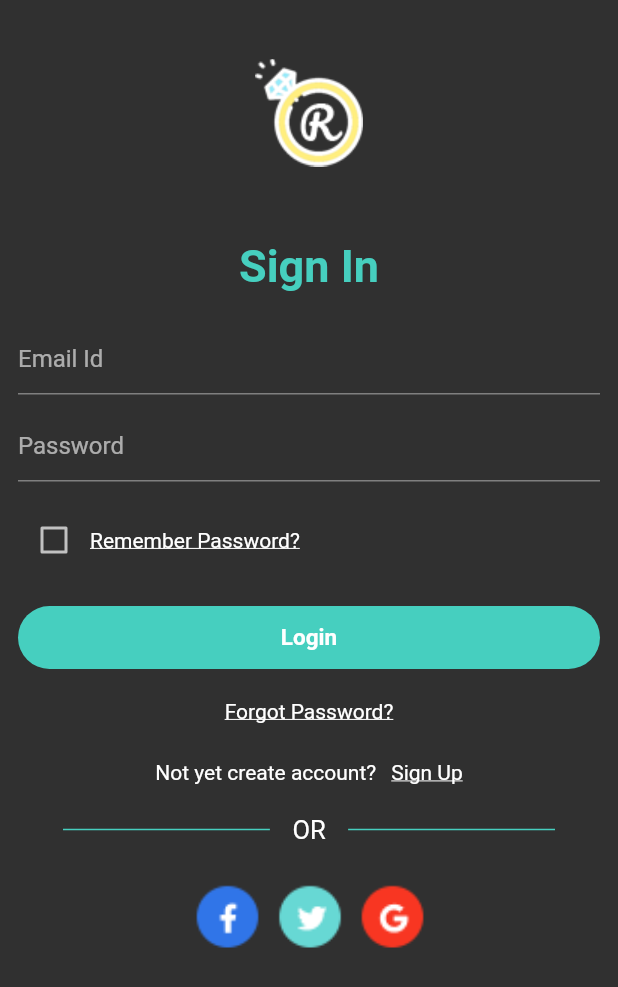
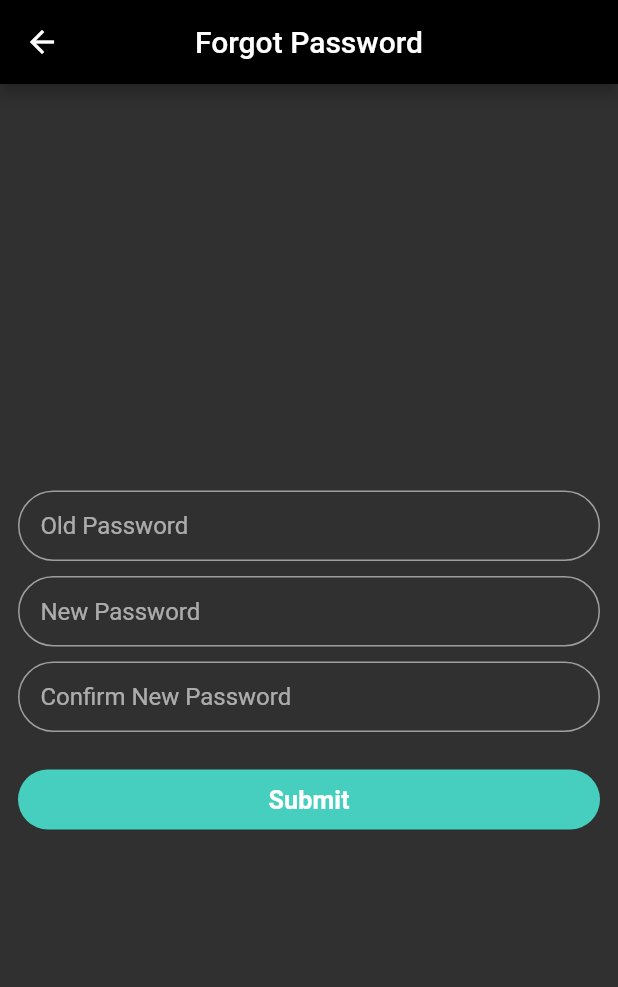
Before and after one commit to rushit5560/Jewellery_Store_Project, a Flutter app: the SignInScreen screen opened directly, after a tap on "Forgot Password?", on a phone screen of 412 x 824 dp. Shown: the top 987 px of the screen. Run offline on Flutter 3.47's test engine with Material 2 defaults, Android fonts, the phone set to English and light mode, and no system bars; our stand-ins replace carousel_slider, flutter_rating_bar, fluttertoast, get, google_maps_flutter, image_picker and 1 more; accounts and stored records are empty.

Commit message:
Change Password Api Integrate

```diff
--- /dev/null
+++ b/jewellery_store/lib/controller/change_password_screen_controller/change_password_screen_controller.dart
@@ -0,0 +1,61 @@
+import 'dart:convert';
+
+import 'package:fluttertoast/fluttertoast.dart';
+import 'package:get/get.dart';
+import 'package:jewellery_store/common/api_url.dart';
+import 'package:jewellery_store/models/change_password_screen_model/change_password_model.dart';
+import 'package:shared_preferences/shared_preferences.dart';
+import 'package:http/http.dart' as http;
+
+
+class ChangePasswordScreenController extends GetxController {
+  RxBool isLoading = false.obs;
+  RxBool isStatus = false.obs;
+  int? userId;
+
+  getForgotPasswordData(oldPass, newPass, cNewPass) async {
+    isLoading(true);
+    String url = ApiUrl.ChangePasswordApi;
+    print('Url : $url');
+
+    try{
+      Map data = {
+        "id": "$userId",
+        "oldpassword": "$oldPass",
+        "password": "$newPass",
+        "password_confirmation": "$cNewPass"
+      };
+      print('data : $data');
+
+      http.Response response = await http.post(Uri.parse(url), body: data);
+
+      ChangePasswordData changePasswordData = ChangePasswordData.fromJson(json.decode(response.body));
+      isStatus = changePasswordData.success.obs;
+
+      if(isStatus.value){
+        Fluttertoast.showToast(msg: "Password Change Successfully.");
+        Get.back();
+      } else {
+        Fluttertoast.showToast(msg: "${changePasswordData.message}");
+      }
+    } catch(e) {
+      print('Change Pass Error : $e');
+    } finally {
+      isLoading(false);
+    }
+  }
+
+
+  getUserDetailsFromPrefs() async {
+    SharedPreferences prefs = await SharedPreferences.getInstance();
+    userId = prefs.getInt('id');
+    print('UserId Add to Cart : $userId');
+  }
+
+  @override
+  void onInit() {
+    getUserDetailsFromPrefs();
+    super.onInit();
+  }
+
+}
--- /dev/null
+++ b/jewellery_store/lib/models/change_password_screen_model/change_password_model.dart
@@ -0,0 +1,25 @@
+import 'dart:convert';
+
+ChangePasswordData changePasswordDataFromJson(String str) => ChangePasswordData.fromJson(json.decode(str));
+
+String changePasswordDataToJson(ChangePasswordData data) => json.encode(data.toJson());
+
+class ChangePasswordData {
+  ChangePasswordData({
+    required this.success,
+    required this.message,
+  });
+
+  bool success;
+  String message;
+
+  factory ChangePasswordData.fromJson(Map<String, dynamic> json) => ChangePasswordData(
+    success: json["success"],
+    message: json["message"],
+  );
+
+  Map<String, dynamic> toJson() => {
+    "success": success,
+    "message": message,
+  };
+}
--- /dev/null
+++ b/jewellery_store/lib/screens/change_password_screen/change_password_screen.dart
@@ -0,0 +1,135 @@
+import 'package:flutter/material.dart';
+import 'package:get/get.dart';
+import 'package:jewellery_store/common/common_widgets.dart';
+import 'package:jewellery_store/common/custom_color.dart';
+import 'package:jewellery_store/controller/change_password_screen_controller/change_password_screen_controller.dart';
+
+class ChangePasswordScreen extends StatelessWidget {
+  // const ForgotPasswordScreen({Key? key}) : super(key: key);
+  ChangePasswordScreenController changePasswordScreenController =
+      Get.put(ChangePasswordScreenController());
+
+  GlobalKey<FormState> formKey = GlobalKey();
+  TextEditingController oldPasswordFieldController = TextEditingController();
+  TextEditingController newPasswordFieldController = TextEditingController();
+  TextEditingController cNewPasswordFieldController = TextEditingController();
+
+  @override
+  Widget build(BuildContext context) {
+    return Scaffold(
+      appBar: AppBar(
+        title: Text('Forgot Password'),
+        centerTitle: true,
+        backgroundColor: Colors.black,
+      ),
+      body: Obx(
+        () => changePasswordScreenController.isLoading.value
+            ? customCircularProgressIndicator()
+            : Padding(
+                padding: const EdgeInsets.symmetric(horizontal: 12),
+                child: Form(
+                  key: formKey,
+                  child: Column(
+                    mainAxisAlignment: MainAxisAlignment.center,
+                    children: [
+                      TextFormField(
+                        controller: oldPasswordFieldController,
+                        keyboardType: TextInputType.text,
+                        decoration: inputDecoration('Old Password'),
+                        validator: (value) {
+                          if (value!.isEmpty) {
+                            return "Old Password Field not Empty";
+                          }
+                        },
+                      ),
+                      const SizedBox(height: 10),
+                      TextFormField(
+                        controller: newPasswordFieldController,
+                        keyboardType: TextInputType.text,
+                        decoration: inputDecoration('New Password'),
+                        validator: (value) {
+                          if (value!.isEmpty) {
+                            return "New Password Field not Empty";
+                          }
+                        },
+                      ),
+                      const SizedBox(height: 10),
+                      TextFormField(
+                        controller: cNewPasswordFieldController,
+                        keyboardType: TextInputType.text,
+                        decoration: inputDecoration('Confirm New Password'),
+                        validator: (value) {
+                          if (value!.isEmpty) {
+                            return "Confirm New Password Field not Empty";
+                          } else if (newPasswordFieldController.text !=
+                              cNewPasswordFieldController.text) {
+                            return "Password Not Match";
+                          }
+                        },
+                      ),
+                      const SizedBox(height: 25),
+                      GestureDetector(
+                        onTap: () {
+                          if (formKey.currentState!.validate()) {
+                            changePasswordScreenController.getForgotPasswordData(
+                              "${oldPasswordFieldController.text.trim()}",
+                              "${newPasswordFieldController.text.trim()}",
+                              "${cNewPasswordFieldController.text.trim()}"
+                            );
+                            oldPasswordFieldController.clear();
+                            newPasswordFieldController.clear();
+                            cNewPasswordFieldController.clear();
+                          }
+                        },
+                        child: Container(
+                          width: Get.width,
+                          alignment: Alignment.center,
+                          child: Padding(
+                            padding: const EdgeInsets.symmetric(
+                                horizontal: 20, vertical: 10),
+                            child: Text(
+                              'Submit',
+                              textScaleFactor: 1.2,
+                              style: TextStyle(
+                                fontWeight: FontWeight.bold,
+                              ),
+                            ),
+                          ),
+                          decoration: BoxDecoration(
+                            borderRadius: BorderRadius.circular(35),
+                            color: CustomColor.kTealColor,
+                          ),
+                        ),
+                      ),
+                    ],
+                  ),
+                ),
+              ),
+      ),
+    );
+  }
+
+  InputDecoration inputDecoration(hintText) {
+    return InputDecoration(
+      hintText: '$hintText',
+      isDense: true,
+      contentPadding: EdgeInsets.symmetric(horizontal: 15, vertical: 14),
+      enabledBorder: OutlineInputBorder(
+        borderRadius: BorderRadius.circular(35),
+        borderSide: BorderSide(color: Colors.grey),
+      ),
+      focusedBorder: OutlineInputBorder(
+        borderRadius: BorderRadius.circular(35),
+        borderSide: BorderSide(color: Colors.grey),
+      ),
+      errorBorder: OutlineInputBorder(
+        borderRadius: BorderRadius.circular(35),
+        borderSide: BorderSide(color: Colors.grey),
+      ),
+      focusedErrorBorder: OutlineInputBorder(
+        borderRadius: BorderRadius.circular(35),
+        borderSide: BorderSide(color: Colors.grey),
+      ),
+    );
+  }
+}
--- a/jewellery_store/lib/screens/signin_screen/signin_screen.dart
+++ b/jewellery_store/lib/screens/signin_screen/signin_screen.dart
@@ -5,6 +5,7 @@ import 'package:jewellery_store/common/common_widgets.dart';
 import 'package:jewellery_store/common/custom_color.dart';
 import 'package:jewellery_store/common/image_url.dart';
 import 'package:jewellery_store/controller/signin_screen_controller/signin_screen_controller.dart';
+import 'package:jewellery_store/screens/change_password_screen/change_password_screen.dart';
 import 'package:jewellery_store/screens/signup_screen/signup_screen.dart';
 
 class SignInScreen extends StatelessWidget {
@@ -191,7 +192,9 @@ class SignInScreen extends StatelessWidget {
     return Padding(
       padding: const EdgeInsets.symmetric(horizontal: 12),
       child: GestureDetector(
-        onTap: () {print('Clicked On Forgot Password?');},
+        onTap: () {
+          Get.to(()=> ChangePasswordScreen());
+        },
         child: Text('Forgot Password?',
           style: TextStyle(
             decoration: TextDecoration.underline,
```
Also changed, not shown: jewellery_store/lib/models/change_password_model.dart (deleted, +0 -93 lines), jewellery_store/lib/models/product_detail_screen_model/add_product_review_model.dart (added, +25 -0 lines), jewellery_store/lib/screens/forgot_password_screen/forgot_password_screen.dart (deleted, +0 -19 lines).
